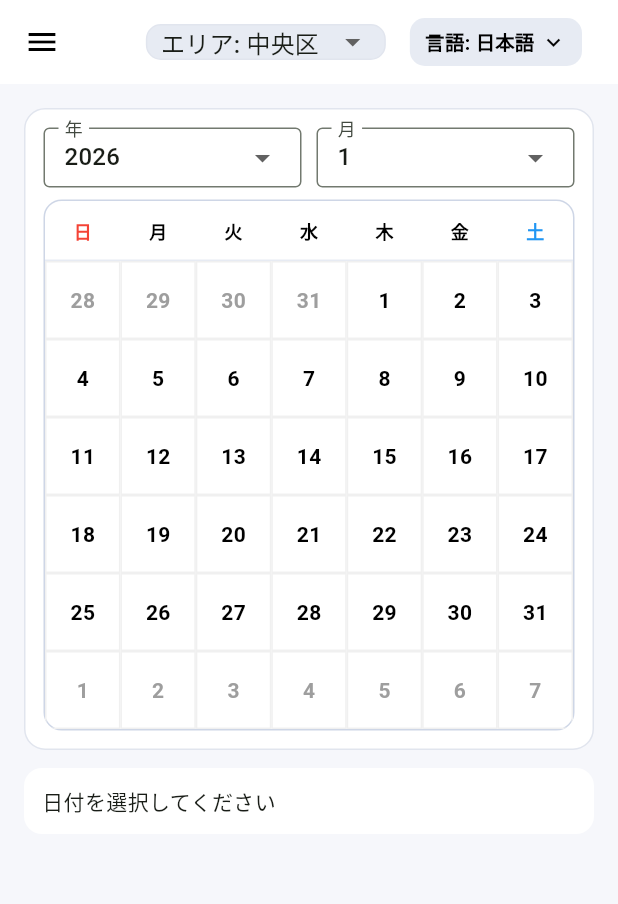
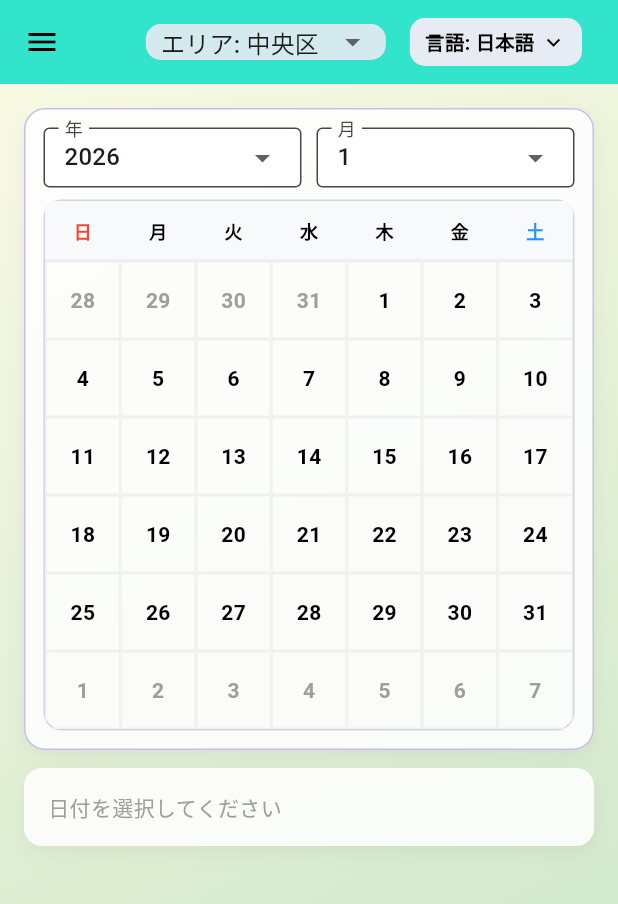
Before and after one commit to ryusei1025/team4, a Flutter app: the screen it shows after launch, on a phone screen of 412 x 824 dp. Shown: the top 904 px of the screen. Run offline on Flutter 3.47's test engine with Material 3 defaults, Android fonts, the phone set to English and light mode, and no system bars; our stand-ins replace flutter_local_notifications, google_maps_flutter, image_picker, shared_preferences.

```diff
--- a/frontend/lib/calendar_page.dart
+++ b/frontend/lib/calendar_page.dart
@@ -1,4 +1,3 @@
-// import 'dart:convert';
 import 'package:flutter/gestures.dart';
 import 'package:flutter/material.dart';
 import 'drawer_menu.dart';
@@ -46,9 +45,6 @@ class _CalendarScreenState extends State<CalendarScreen> {
     _pageController = PageController(
       initialPage: initialIndex.clamp(0, totalMonths - 1),
     );
-
-    // ★JSON読み込み
-    // _loadExamplesFromJson();
   }
 
   @override
@@ -102,10 +98,17 @@ class _CalendarScreenState extends State<CalendarScreen> {
   @override
   Widget build(BuildContext context) {
     return Scaffold(
-      backgroundColor: const Color(0xFFF6F7FB),
+      // 背景をグラデーションにするためScaffold自体の色は透明にする
+      backgroundColor: Colors.transparent,
       drawer: LeftMenuDrawer(lang: _lang, selectedArea: _selectedArea),
       appBar: AppBar(
         centerTitle: true,
+        backgroundColor: const Color.fromARGB(
+          255,
+          0,
+          221,
+          192,
+        ).withOpacity(0.8), // 少し透けさせて馴染ませる
         leading: Builder(
           builder: (ctx) => IconButton(
             icon: const Icon(Icons.menu),
@@ -130,7 +133,19 @@ class _CalendarScreenState extends State<CalendarScreen> {
           ),
         ],
       ),
-      body: Center(
+      body: Container(
+        // ★ グラデーション背景の適用
+        decoration: const BoxDecoration(
+          gradient: LinearGradient(
+            begin: Alignment.topLeft,
+            end: Alignment.bottomRight,
+            colors: [
+              Color.fromARGB(255, 250, 250, 227), // #ffffe0
+              Color.fromARGB(255, 199, 228, 199), // #f0fff0
+            ],
+          ),
+        ),
+        child: Center(
           child: ConstrainedBox(
             constraints: const BoxConstraints(maxWidth: 520),
             child: Padding(
@@ -140,9 +155,18 @@ class _CalendarScreenState extends State<CalendarScreen> {
                   Container(
                     padding: const EdgeInsets.all(12),
                     decoration: BoxDecoration(
-                    color: Colors.white,
+                      color: Colors.white.withOpacity(0.9), // 背景に合わせて少し透過
                       borderRadius: BorderRadius.circular(14),
-                    border: Border.all(color: const Color(0xFFE1E5EE)),
+                      border: Border.all(
+                        color: const Color.fromARGB(255, 200, 188, 243),
+                      ),
+                      boxShadow: [
+                        BoxShadow(
+                          color: Colors.black.withOpacity(0.05),
+                          blurRadius: 10,
+                          offset: const Offset(0, 4),
+                        ),
+                      ],
                     ),
                     child: Column(
                       children: [
@@ -184,7 +208,9 @@ class _CalendarScreenState extends State<CalendarScreen> {
                           child: Container(
                             decoration: BoxDecoration(
                               borderRadius: BorderRadius.circular(12),
-                            border: Border.all(color: const Color(0xFFCED6E6)),
+                              border: Border.all(
+                                color: const Color(0xFFCED6E6),
+                              ),
                             ),
                             clipBehavior: Clip.antiAlias,
                             child: Column(
@@ -211,8 +237,10 @@ class _CalendarScreenState extends State<CalendarScreen> {
                                         return _MonthGrid(
                                           month: month,
                                           selectedDate: _selectedDate,
-                                        onDateTap: (d) =>
-                                            _onDateTap(d, currentMonth: month),
+                                          onDateTap: (d) => _onDateTap(
+                                            d,
+                                            currentMonth: month,
+                                          ),
                                         );
                                       },
                                     ),
@@ -232,11 +260,13 @@ class _CalendarScreenState extends State<CalendarScreen> {
             ),
           ),
         ),
+      ),
     );
   }
 }
 
-// 以下、補助ウィジェット（Dropdown, WeekdayRow, MonthGrid, InfoCard）は省略せずに含めてください
+// --- 補助ウィジェット ---
+
 class _HeaderDropdown<T> extends StatelessWidget {
   final String label;
   final T value;
@@ -260,7 +290,7 @@ class _HeaderDropdown<T> extends StatelessWidget {
         decoration: BoxDecoration(
           border: Border.all(color: const Color(0xFFE1E5EE)),
           borderRadius: BorderRadius.circular(10),
-          color: const Color(0xFFE7EBF3),
+          color: const Color(0xFFE7EBF3).withOpacity(0.9),
         ),
         child: Padding(
           padding: const EdgeInsets.symmetric(horizontal: 10),
@@ -310,6 +340,8 @@ class _LabeledDropdown<T> extends StatelessWidget {
       decoration: InputDecoration(
         labelText: label,
         isDense: true,
+        filled: true,
+        fillColor: Colors.white,
         border: const OutlineInputBorder(),
         contentPadding: const EdgeInsets.symmetric(horizontal: 10, vertical: 8),
       ),
@@ -343,6 +375,7 @@ class _WeekdayRow extends StatelessWidget {
     return Container(
       height: 40,
       decoration: const BoxDecoration(
+        color: Color(0xFFF8F9FB),
         border: Border(bottom: BorderSide(color: Color(0xFFE7EBF3))),
       ),
       child: Row(
@@ -410,7 +443,7 @@ class _MonthGrid extends StatelessWidget {
                       decoration: BoxDecoration(
                         border: Border.all(color: const Color(0xFFF0F0F0)),
                         color: isSelected
-                            ? Colors.blue.withOpacity(0.1)
+                            ? Colors.green.withOpacity(0.2) // グラデーションに合わせて緑系に
                             : Colors.transparent,
                       ),
                       child: InkWell(
@@ -445,31 +478,41 @@ class _SelectedInfoCard extends StatelessWidget {
   const _SelectedInfoCard({required this.selectedDate, required this.lang});
   @override
   Widget build(BuildContext context) {
-    if (selectedDate == null)
+    String message = lang == UiLang.ja ? '日付を選択してください' : 'Please select a date';
+    if (selectedDate != null) {
+      // ここに実際のごみ収集ロジックを入れる想定
+      message = 'この日は燃えるゴミの日です';
+    }
+
     return Container(
       width: double.infinity,
-        padding: const EdgeInsets.all(12),
+      padding: const EdgeInsets.all(16),
       decoration: BoxDecoration(
-          color: Colors.white,
+        color: Colors.white.withOpacity(0.9),
         borderRadius: BorderRadius.circular(12),
+        boxShadow: [
+          BoxShadow(
+            color: Colors.black.withOpacity(0.05),
+            blurRadius: 10,
+            offset: const Offset(0, 4),
           ),
-        child: Text(lang == UiLang.ja ? '日付を選択してください' : 'Please select a date'),
-      );
-    return Container(
-      width: double.infinity,
-      padding: const EdgeInsets.all(12),
-      decoration: BoxDecoration(
-        color: Colors.white,
-        borderRadius: BorderRadius.circular(12),
+        ],
       ),
-      child: Column(
+      child: selectedDate == null
+          ? Text(message, style: const TextStyle(color: Colors.grey))
+          : Column(
               crossAxisAlignment: CrossAxisAlignment.start,
               children: [
                 Text(
                   '${selectedDate!.year}/${selectedDate!.month}/${selectedDate!.day}',
-            style: const TextStyle(fontWeight: FontWeight.bold, fontSize: 16),
+                  style: const TextStyle(
+                    fontWeight: FontWeight.bold,
+                    fontSize: 18,
+                    color: Colors.green,
                   ),
-          const Text('この日は燃えるゴミの日です'),
+                ),
+                const SizedBox(height: 4),
+                Text(message, style: const TextStyle(fontSize: 16)),
               ],
             ),
     );
```
Also changed, not shown: frontend/lib/bunbetujisho.dart (+256 -233 lines), frontend/lib/category_items_screen.dart (+14 -3 lines), frontend/pubspec.yaml (+1 -8 lines), 4 other files. Lines whose indentation alone changed are shown as unchanged.
